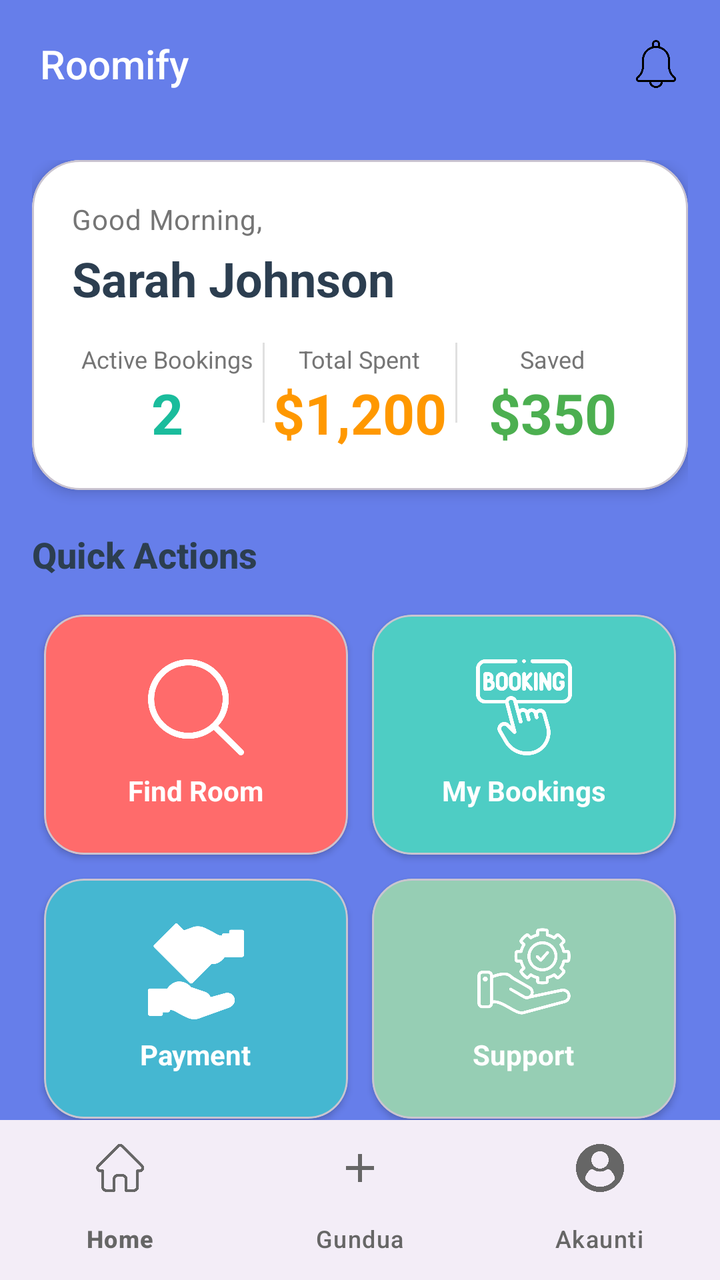
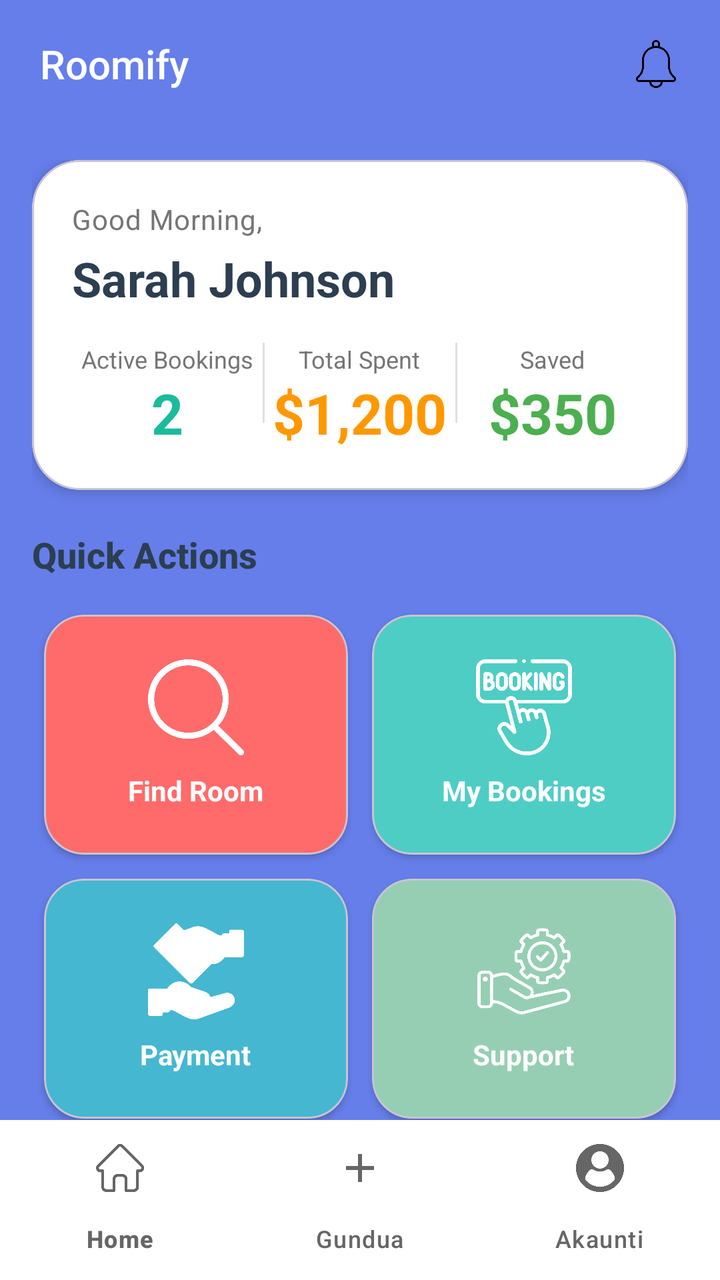

Compare the two renders of this Android layout. The source of the first and the diff that turns it into the second are given below.
<!-- AndroidManifest.xml: application theme Theme.Roomify -->
<!-- res/layout/activity_dashboard.xml -->
<?xml version="1.0" encoding="utf-8"?>
<androidx.coordinatorlayout.widget.CoordinatorLayout
    xmlns:android="http://schemas.android.com/apk/res/android"
    xmlns:app="http://schemas.android.com/apk/res-auto"
    xmlns:tools="http://schemas.android.com/tools"
    android:layout_width="match_parent"
    android:layout_height="match_parent"
    android:background="@color/background_gradient_start"
    tools:context=".DashboardActivity">

    
    <com.google.android.material.appbar.AppBarLayout
        android:layout_width="match_parent"
        android:layout_height="wrap_content"
        android:background="@android:color/transparent"
        app:elevation="0dp">

        <androidx.appcompat.widget.Toolbar
            android:id="@+id/toolbar"
            android:layout_width="match_parent"
            android:layout_height="?attr/actionBarSize"
            android:background="@android:color/transparent"
            android:paddingStart="16dp"
            android:paddingEnd="16dp"
            app:title="@string/app_name"
            app:titleTextColor="@android:color/white"
            app:titleTextAppearance="@style/TextAppearance.AppCompat.Title">

            <ImageView
                android:layout_width="32dp"
                android:layout_height="32dp"
                android:layout_gravity="end"
                android:src="@drawable/ic_notifications"
                android:padding="4dp"
                android:contentDescription="Notifications" />

        </androidx.appcompat.widget.Toolbar>

    </com.google.android.material.appbar.AppBarLayout>

    
    <androidx.core.widget.NestedScrollView
        android:layout_width="match_parent"
        android:layout_height="match_parent"
        app:layout_behavior="@string/appbar_scrolling_view_behavior"
        android:fillViewport="true">

        <LinearLayout
            android:layout_width="match_parent"
            android:layout_height="wrap_content"
            android:orientation="vertical"
            android:padding="16dp"
            android:paddingTop="8dp">

            
            <com.google.android.material.card.MaterialCardView
                android:layout_width="match_parent"
                android:layout_height="wrap_content"
                app:cardCornerRadius="24dp"
                app:cardElevation="4dp"
                android:layout_marginBottom="20dp"
                app:cardBackgroundColor="@android:color/white">

                <LinearLayout
                    android:layout_width="match_parent"
                    android:layout_height="wrap_content"
                    android:orientation="vertical"
                    android:padding="20dp">

                    <TextView
                        android:layout_width="wrap_content"
                        android:layout_height="wrap_content"
                        android:text="Good Morning,"
                        android:textSize="14sp"
                        android:textColor="@color/text_secondary"
                        android:letterSpacing="0.02" />

                    <TextView
                        android:id="@+id/tvUserName"
                        android:layout_width="wrap_content"
                        android:layout_height="wrap_content"
                        android:text="Sarah Johnson"
                        android:textSize="24sp"
                        android:textStyle="bold"
                        android:textColor="@color/text_dark"
                        android:layout_marginTop="4dp"
                        android:layout_marginBottom="16dp" />

                    <LinearLayout
                        android:layout_width="match_parent"
                        android:layout_height="wrap_content"
                        android:orientation="horizontal">

                        <LinearLayout
                            android:layout_width="0dp"
                            android:layout_height="wrap_content"
                            android:layout_weight="1"
                            android:orientation="vertical"
                            android:gravity="center">

                            <TextView
                                android:layout_width="wrap_content"
                                android:layout_height="wrap_content"
                                android:text="Active Bookings"
                                android:textSize="12sp"
                                android:textColor="@color/text_secondary" />

                            <TextView
                                android:id="@+id/tvActiveBookings"
                                android:layout_width="wrap_content"
                                android:layout_height="wrap_content"
                                android:text="2"
                                android:textSize="28sp"
                                android:textStyle="bold"
                                android:textColor="@color/primary_teal" />

                        </LinearLayout>

                        <View
                            android:layout_width="1dp"
                            android:layout_height="40dp"
                            android:background="@color/gray_300" />

                        <LinearLayout
                            android:layout_width="0dp"
                            android:layout_height="wrap_content"
                            android:layout_weight="1"
                            android:orientation="vertical"
                            android:gravity="center">

                            <TextView
                                android:layout_width="wrap_content"
                                android:layout_height="wrap_content"
                                android:text="Total Spent"
                                android:textSize="12sp"
                                android:textColor="@color/text_secondary" />

                            <TextView
                                android:id="@+id/tvTotalSpent"
                                android:layout_width="wrap_content"
                                android:layout_height="wrap_content"
                                android:text="$1,200"
                                android:textSize="28sp"
                                android:textStyle="bold"
                                android:textColor="@color/secondary_orange" />

                        </LinearLayout>

                        <View
                            android:layout_width="1dp"
                            android:layout_height="40dp"
                            android:background="@color/gray_300" />

                        <LinearLayout
                            android:layout_width="0dp"
                            android:layout_height="wrap_content"
                            android:layout_weight="1"
                            android:orientation="vertical"
                            android:gravity="center">

                            <TextView
                                android:layout_width="wrap_content"
                                android:layout_height="wrap_content"
                                android:text="Saved"
                                android:textSize="12sp"
                                android:textColor="@color/text_secondary" />

                            <TextView
                                android:id="@+id/tvSaved"
                                android:layout_width="wrap_content"
                                android:layout_height="wrap_content"
                                android:text="$350"
                                android:textSize="28sp"
                                android:textStyle="bold"
                                android:textColor="@color/green_success" />

                        </LinearLayout>

                    </LinearLayout>

                </LinearLayout>

            </com.google.android.material.card.MaterialCardView>

            
            <TextView
                android:layout_width="match_parent"
                android:layout_height="wrap_content"
                android:text="Quick Actions"
                android:textSize="18sp"
                android:textStyle="bold"
                android:textColor="@color/text_dark"
                android:layout_marginBottom="12dp"
                android:fontFamily="sans-serif-medium" />

            
            <GridLayout
                android:layout_width="match_parent"
                android:layout_height="wrap_content"
                android:columnCount="2"
                android:rowCount="2"
                android:layout_marginBottom="24dp">

                
                <com.google.android.material.card.MaterialCardView
                    android:id="@+id/cardFindRoom"
                    android:layout_width="0dp"
                    android:layout_height="120dp"
                    android:layout_columnWeight="1"
                    android:layout_margin="6dp"
                    app:cardCornerRadius="20dp"
                    app:cardElevation="2dp"
                    android:foreground="?attr/selectableItemBackgroundBorderless"
                    app:cardBackgroundColor="@color/card_find_room">

                    <LinearLayout
                        android:layout_width="match_parent"
                        android:layout_height="match_parent"
                        android:orientation="vertical"
                        android:gravity="center"
                        android:padding="12dp">

                        <ImageView
                            android:layout_width="48dp"
                            android:layout_height="48dp"
                            android:src="@drawable/ic_search"
                            app:tint="@android:color/white" />

                        <TextView
                            android:layout_width="wrap_content"
                            android:layout_height="wrap_content"
                            android:text="Find Room"
                            android:textSize="14sp"
                            android:textStyle="bold"
                            android:textColor="@android:color/white"
                            android:layout_marginTop="8dp" />

                    </LinearLayout>

                </com.google.android.material.card.MaterialCardView>

                
                <com.google.android.material.card.MaterialCardView
                    android:id="@+id/cardMyBookings"
                    android:layout_width="0dp"
                    android:layout_height="120dp"
                    android:layout_columnWeight="1"
                    android:layout_margin="6dp"
                    app:cardCornerRadius="20dp"
                    app:cardElevation="2dp"
                    android:foreground="?attr/selectableItemBackgroundBorderless"
                    app:cardBackgroundColor="@color/card_my_bookings">

                    <LinearLayout
                        android:layout_width="match_parent"
                        android:layout_height="match_parent"
                        android:orientation="vertical"
                        android:gravity="center"
                        android:padding="12dp">

                        <ImageView
                            android:layout_width="48dp"
                            android:layout_height="48dp"
                            android:src="@drawable/ic_bookings"
                            app:tint="@android:color/white" />

                        <TextView
                            android:layout_width="wrap_content"
                            android:layout_height="wrap_content"
                            android:text="My Bookings"
                            android:textSize="14sp"
                            android:textStyle="bold"
                            android:textColor="@android:color/white"
                            android:layout_marginTop="8dp" />

                    </LinearLayout>

                </com.google.android.material.card.MaterialCardView>

                
                <com.google.android.material.card.MaterialCardView
                    android:id="@+id/cardPayment"
                    android:layout_width="0dp"
                    android:layout_height="120dp"
                    android:layout_columnWeight="1"
                    android:layout_margin="6dp"
                    app:cardCornerRadius="20dp"
                    app:cardElevation="2dp"
                    android:foreground="?attr/selectableItemBackgroundBorderless"
                    app:cardBackgroundColor="@color/card_payment">

                    <LinearLayout
                        android:layout_width="match_parent"
                        android:layout_height="match_parent"
                        android:orientation="vertical"
                        android:gravity="center"
                        android:padding="12dp">

                        <ImageView
                            android:layout_width="48dp"
                            android:layout_height="48dp"
                            android:src="@drawable/ic_payment"
                            app:tint="@android:color/white" />

                        <TextView
                            android:layout_width="wrap_content"
                            android:layout_height="wrap_content"
                            android:text="Payment"
                            android:textSize="14sp"
                            android:textStyle="bold"
                            android:textColor="@android:color/white"
                            android:layout_marginTop="8dp" />

                    </LinearLayout>

                </com.google.android.material.card.MaterialCardView>

                
                <com.google.android.material.card.MaterialCardView
                    android:id="@+id/cardSupport"
                    android:layout_width="0dp"
                    android:layout_height="120dp"
                    android:layout_columnWeight="1"
                    android:layout_margin="6dp"
                    app:cardCornerRadius="20dp"
                    app:cardElevation="2dp"
                    android:foreground="?attr/selectableItemBackgroundBorderless"
                    app:cardBackgroundColor="@color/card_support">

                    <LinearLayout
                        android:layout_width="match_parent"
                        android:layout_height="match_parent"
                        android:orientation="vertical"
                        android:gravity="center"
                        android:padding="12dp">

                        <ImageView
                            android:layout_width="48dp"
                            android:layout_height="48dp"
                            android:src="@drawable/ic_support"
                            app:tint="@android:color/white" />

                        <TextView
                            android:layout_width="wrap_content"
                            android:layout_height="wrap_content"
                            android:text="Support"
                            android:textSize="14sp"
                            android:textStyle="bold"
                            android:textColor="@android:color/white"
                            android:layout_marginTop="8dp" />

                    </LinearLayout>

                </com.google.android.material.card.MaterialCardView>

            </GridLayout>

            
            <LinearLayout
                android:layout_width="match_parent"
                android:layout_height="wrap_content"
                android:orientation="horizontal"
                android:gravity="center_vertical"
                android:layout_marginBottom="12dp">

                <TextView
                    android:layout_width="0dp"
                    android:layout_height="wrap_content"
                    android:layout_weight="1"
                    android:text="Recent Bookings"
                    android:textSize="18sp"
                    android:textStyle="bold"
                    android:textColor="@color/text_dark"
                    android:fontFamily="sans-serif-medium" />

                <TextView
                    android:id="@+id/tvViewAll"
                    android:layout_width="wrap_content"
                    android:layout_height="wrap_content"
                    android:text="View All"
                    android:textSize="14sp"
                    android:textColor="@color/primary_teal"
                    android:padding="8dp"
                    android:background="?attr/selectableItemBackground" />

            </LinearLayout>

            
            <androidx.recyclerview.widget.RecyclerView
                android:id="@+id/rvRecentBookings"
                android:layout_width="match_parent"
                android:layout_height="wrap_content"
                android:nestedScrollingEnabled="false"
                android:layout_marginBottom="16dp" />

            
            <TextView
                android:layout_width="match_parent"
                android:layout_height="wrap_content"
                android:text="Recommended for You"
                android:textSize="18sp"
                android:textStyle="bold"
                android:textColor="@color/text_dark"
                android:layout_marginTop="8dp"
                android:layout_marginBottom="12dp"
                android:fontFamily="sans-serif-medium" />

            
            <androidx.recyclerview.widget.RecyclerView
                android:id="@+id/rvRecommendations"
                android:layout_width="match_parent"
                android:layout_height="wrap_content"
                android:orientation="horizontal"
                android:layout_marginBottom="24dp" />

        </LinearLayout>

    </androidx.core.widget.NestedScrollView>

    
    <com.google.android.material.bottomnavigation.BottomNavigationView
        android:id="@+id/bottomNavigation"
        android:layout_width="match_parent"
        android:layout_height="wrap_content"
        android:layout_gravity="bottom"
        app:menu="@menu/bottom_nav_menu"
        app:itemIconTint="@color/bottom_nav_color"
        app:itemTextColor="@color/bottom_nav_color"
        app:backgroundColor="@android:color/white"
        app:elevation="8dp" />

    
    <View
        android:id="@+id/loadingOverlay"
        android:layout_width="match_parent"
        android:layout_height="match_parent"
        android:background="#80000000"
        android:visibility="gone" />

    <ProgressBar
        android:id="@+id/progressBar"
        android:layout_width="wrap_content"
        android:layout_height="wrap_content"
        android:layout_gravity="center"
        android:visibility="gone"
        android:indeterminateTint="@color/primary_teal" />

</androidx.coordinatorlayout.widget.CoordinatorLayout>
<!-- resources referenced by this layout -->
<resources>
  <color name="background_gradient_start">#667eea</color>
  <color name="bottom_nav_color">#666666</color>
  <color name="card_find_room">#FF6B6B</color>
  <color name="card_my_bookings">#4ECDC4</color>
  <color name="card_payment">#45B7D1</color>
  <color name="card_support">#96CEB4</color>
  <color name="gray_300">#E0E0E0</color>
  <color name="green_success">#4CAF50</color>
  <color name="primary_teal">#1ABC9C</color>
  <color name="secondary_orange">#FF9800</color>
  <color name="text_dark">#2C3E50</color>
  <color name="text_secondary">#757575</color>
  <!-- drawable ic_bookings: png bitmap (drawable, 20816 bytes) -->
  <!-- drawable ic_notifications: png bitmap (drawable, 10939 bytes) -->
  <!-- drawable ic_payment: png bitmap (drawable, 33410 bytes) -->
  <!-- drawable ic_search: png bitmap (drawable, 8350 bytes) -->
  <!-- drawable ic_support: png bitmap (drawable, 22228 bytes) -->
  <string name="app_name">Roomify</string>
  <style name="Theme.Roomify" parent="Base.Theme.Roomify" />
  <style name="Base.Theme.Roomify" parent="Theme.Material3.DayNight.NoActionBar">
          
          <item name="colorPrimary">@color/primary</item>
          <item name="colorSecondary">@color/secondary</item>
          <item name="colorSurface">@color/surface</item>
          <item name="colorOnSurface">@android:color/black</item>
      </style>
  <color name="primary">#212121</color>
  <color name="secondary">#625B71</color>
  <color name="surface">#F5F5F5</color>
</resources>

<!-- the commit's change to res/layout/activity_dashboard.xml (unified diff, before → after) -->
@@ -426,7 +426,8 @@
         app:menu="@menu/bottom_nav_menu"
         app:itemIconTint="@color/bottom_nav_color"
         app:itemTextColor="@color/bottom_nav_color"
-        app:backgroundColor="@android:color/white"
+        app:labelVisibilityMode="labeled"
+        app:backgroundTint="@android:color/white"
         app:elevation="8dp" />
 
     
